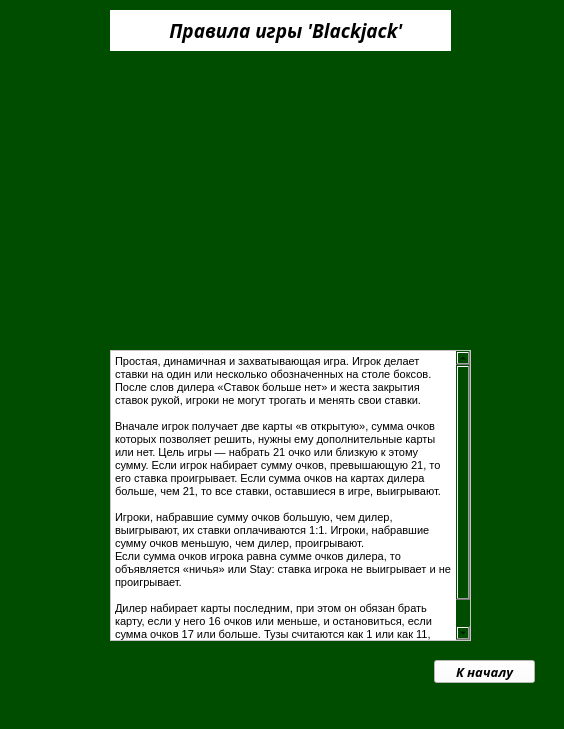
Tikhon2783/yandex-liceum-QT-project, file internal/ooi/eenfoo.ui: the form before one commit.
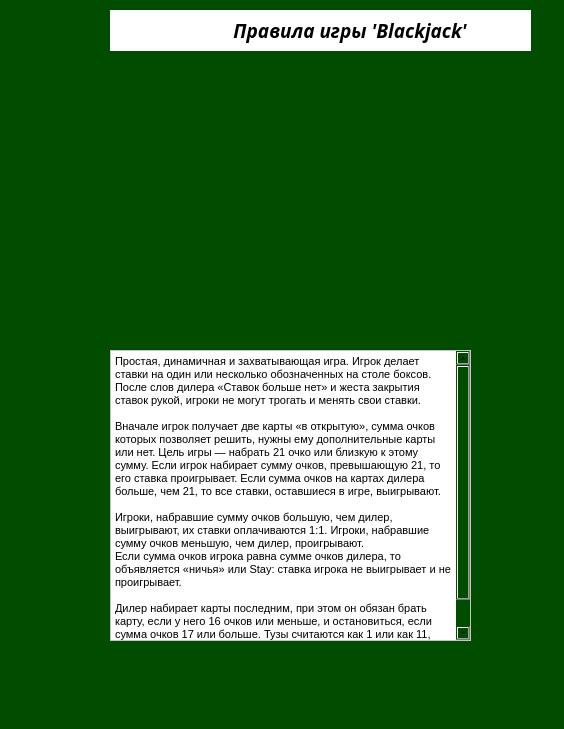
The form after the commit. Icons and pictures are not drawn.

```diff
--- a/internal/ooi/eenfoo.ui
+++ b/internal/ooi/eenfoo.ui
@@ -25,7 +25,7 @@
      <rect>
       <x>110</x>
       <y>10</y>
-      <width>341</width>
+      <width>421</width>
       <height>41</height>
      </rect>
     </property>
@@ -39,11 +39,15 @@
      </font>
     </property>
     <property name="styleSheet">
-     <string notr="true">background-color: rgb(255, 255, 255);</string>
+     <string notr="true">background-color: rgb(255, 255, 255);
+color: rgb(0, 0, 0);</string>
     </property>
     <property name="text">
      <string>            Правила игры 'Blackjack'</string>
     </property>
+    <property name="alignment">
+     <set>Qt::AlignCenter</set>
+    </property>
    </widget>
    <widget class="QLabel" name="dostoinstva">
     <property name="geometry">
@@ -84,40 +88,15 @@
      <string>&lt;!DOCTYPE HTML PUBLIC &quot;-//W3C//DTD HTML 4.0//EN&quot; &quot;http://www.w3.org/TR/REC-html40/strict.dtd&quot;&gt;
 &lt;html&gt;&lt;head&gt;&lt;meta name=&quot;qrichtext&quot; content=&quot;1&quot; /&gt;&lt;style type=&quot;text/css&quot;&gt;
 p, li { white-space: pre-wrap; }
-&lt;/style&gt;&lt;/head&gt;&lt;body style=&quot; font-family:'MS Shell Dlg 2'; font-size:8.25pt; font-weight:400; font-style:normal;&quot;&gt;
-&lt;p style=&quot; margin-top:0px; margin-bottom:0px; margin-left:0px; margin-right:0px; -qt-block-indent:0; text-indent:0px;&quot;&gt;Простая, динамичная и захватывающая игра. Игрок делает ставки на один или несколько обозначенных на столе боксов. После слов дилера «Ставок больше нет» и жеста закрытия ставок рукой, игроки не могут трогать и менять свои ставки.&lt;/p&gt;
-&lt;p style=&quot;-qt-paragraph-type:empty; margin-top:0px; margin-bottom:0px; margin-left:0px; margin-right:0px; -qt-block-indent:0; text-indent:0px;&quot;&gt;&lt;br /&gt;&lt;/p&gt;
-&lt;p style=&quot; margin-top:0px; margin-bottom:0px; margin-left:0px; margin-right:0px; -qt-block-indent:0; text-indent:0px;&quot;&gt;Вначале игрок получает две карты «в открытую», сумма очков которых позволяет решить, нужны ему дополнительные карты или нет. Цель игры — набрать 21 очко или близкую к этому сумму. Если игрок набирает сумму очков, превышающую 21, то его ставка проигрывает. Если сумма очков на картах дилера больше, чем 21, то все ставки, оставшиеся в игре, выигрывают.&lt;/p&gt;
-&lt;p style=&quot;-qt-paragraph-type:empty; margin-top:0px; margin-bottom:0px; margin-left:0px; margin-right:0px; -qt-block-indent:0; text-indent:0px;&quot;&gt;&lt;br /&gt;&lt;/p&gt;
-&lt;p style=&quot; margin-top:0px; margin-bottom:0px; margin-left:0px; margin-right:0px; -qt-block-indent:0; text-indent:0px;&quot;&gt;Игроки, набравшие сумму очков большую, чем дилер, выигрывают, их ставки оплачиваются 1:1. Игроки, набравшие сумму очков меньшую, чем дилер, проигрывают.&lt;/p&gt;
-&lt;p style=&quot; margin-top:0px; margin-bottom:0px; margin-left:0px; margin-right:0px; -qt-block-indent:0; text-indent:0px;&quot;&gt;Если сумма очков игрока равна сумме очков дилера, то объявляется «ничья» или Stay: ставка игрока не выигрывает и не проигрывает.&lt;/p&gt;
-&lt;p style=&quot;-qt-paragraph-type:empty; margin-top:0px; margin-bottom:0px; margin-left:0px; margin-right:0px; -qt-block-indent:0; text-indent:0px;&quot;&gt;&lt;br /&gt;&lt;/p&gt;
-&lt;p style=&quot; margin-top:0px; margin-bottom:0px; margin-left:0px; margin-right:0px; -qt-block-indent:0; text-indent:0px;&quot;&gt;Дилер набирает карты последним, при этом он обязан брать карту, если у него 16 очков или меньше, и остановиться, если сумма очков 17 или больше. Тузы считаются как 1 или как 11, «картинки» (валеты, дамы и короли) — все по 10 очков, остальные карты соответствуют своему номиналу.&lt;/p&gt;&lt;/body&gt;&lt;/html&gt;</string>
-    </property>
-   </widget>
-   <widget class="QPushButton" name="to_menu">
-    <property name="geometry">
-     <rect>
-      <x>434</x>
-      <y>660</y>
-      <width>101</width>
-      <height>23</height>
-     </rect>
-    </property>
-    <property name="font">
-     <font>
-      <family>Noto Serif Cond</family>
-      <pointsize>10</pointsize>
-      <weight>75</weight>
-      <italic>true</italic>
-      <bold>true</bold>
-     </font>
-    </property>
-    <property name="styleSheet">
-     <string notr="true">background-color: rgb(255, 255, 255);</string>
-    </property>
-    <property name="text">
-     <string>К началу</string>
+&lt;/style&gt;&lt;/head&gt;&lt;body style=&quot; font-family:'MS Shell Dlg 2'; font-size:7.8pt; font-weight:400; font-style:normal;&quot;&gt;
+&lt;p style=&quot; margin-top:0px; margin-bottom:0px; margin-left:0px; margin-right:0px; -qt-block-indent:0; text-indent:0px;&quot;&gt;&lt;span style=&quot; font-size:8.25pt;&quot;&gt;Простая, динамичная и захватывающая игра. Игрок делает ставки на один или несколько обозначенных на столе боксов. После слов дилера «Ставок больше нет» и жеста закрытия ставок рукой, игроки не могут трогать и менять свои ставки.&lt;/span&gt;&lt;/p&gt;
+&lt;p style=&quot;-qt-paragraph-type:empty; margin-top:0px; margin-bottom:0px; margin-left:0px; margin-right:0px; -qt-block-indent:0; text-indent:0px; font-size:8.25pt;&quot;&gt;&lt;br /&gt;&lt;/p&gt;
+&lt;p style=&quot; margin-top:0px; margin-bottom:0px; margin-left:0px; margin-right:0px; -qt-block-indent:0; text-indent:0px;&quot;&gt;&lt;span style=&quot; font-size:8.25pt;&quot;&gt;Вначале игрок получает две карты «в открытую», сумма очков которых позволяет решить, нужны ему дополнительные карты или нет. Цель игры — набрать 21 очко или близкую к этому сумму. Если игрок набирает сумму очков, превышающую 21, то его ставка проигрывает. Если сумма очков на картах дилера больше, чем 21, то все ставки, оставшиеся в игре, выигрывают.&lt;/span&gt;&lt;/p&gt;
+&lt;p style=&quot;-qt-paragraph-type:empty; margin-top:0px; margin-bottom:0px; margin-left:0px; margin-right:0px; -qt-block-indent:0; text-indent:0px; font-size:8.25pt;&quot;&gt;&lt;br /&gt;&lt;/p&gt;
+&lt;p style=&quot; margin-top:0px; margin-bottom:0px; margin-left:0px; margin-right:0px; -qt-block-indent:0; text-indent:0px;&quot;&gt;&lt;span style=&quot; font-size:8.25pt;&quot;&gt;Игроки, набравшие сумму очков большую, чем дилер, выигрывают, их ставки оплачиваются 1:1. Игроки, набравшие сумму очков меньшую, чем дилер, проигрывают.&lt;/span&gt;&lt;/p&gt;
+&lt;p style=&quot; margin-top:0px; margin-bottom:0px; margin-left:0px; margin-right:0px; -qt-block-indent:0; text-indent:0px;&quot;&gt;&lt;span style=&quot; font-size:8.25pt;&quot;&gt;Если сумма очков игрока равна сумме очков дилера, то объявляется «ничья» или Stay: ставка игрока не выигрывает и не проигрывает.&lt;/span&gt;&lt;/p&gt;
+&lt;p style=&quot;-qt-paragraph-type:empty; margin-top:0px; margin-bottom:0px; margin-left:0px; margin-right:0px; -qt-block-indent:0; text-indent:0px; font-size:8.25pt;&quot;&gt;&lt;br /&gt;&lt;/p&gt;
+&lt;p style=&quot; margin-top:0px; margin-bottom:0px; margin-left:0px; margin-right:0px; -qt-block-indent:0; text-indent:0px;&quot;&gt;&lt;span style=&quot; font-size:8.25pt;&quot;&gt;Дилер набирает карты последним, при этом он обязан брать карту, если у него 16 очков или меньше, и остановиться, если сумма очков 17 или больше. Тузы считаются как 1 или как 11, «картинки» (валеты, дамы и короли) — все по 10 очков, остальные карты соответствуют своему номиналу.&lt;/span&gt;&lt;/p&gt;&lt;/body&gt;&lt;/html&gt;</string>
     </property>
    </widget>
   </widget>
```
Left out of the diff: 5 changed lines with no effect on the pictures.
